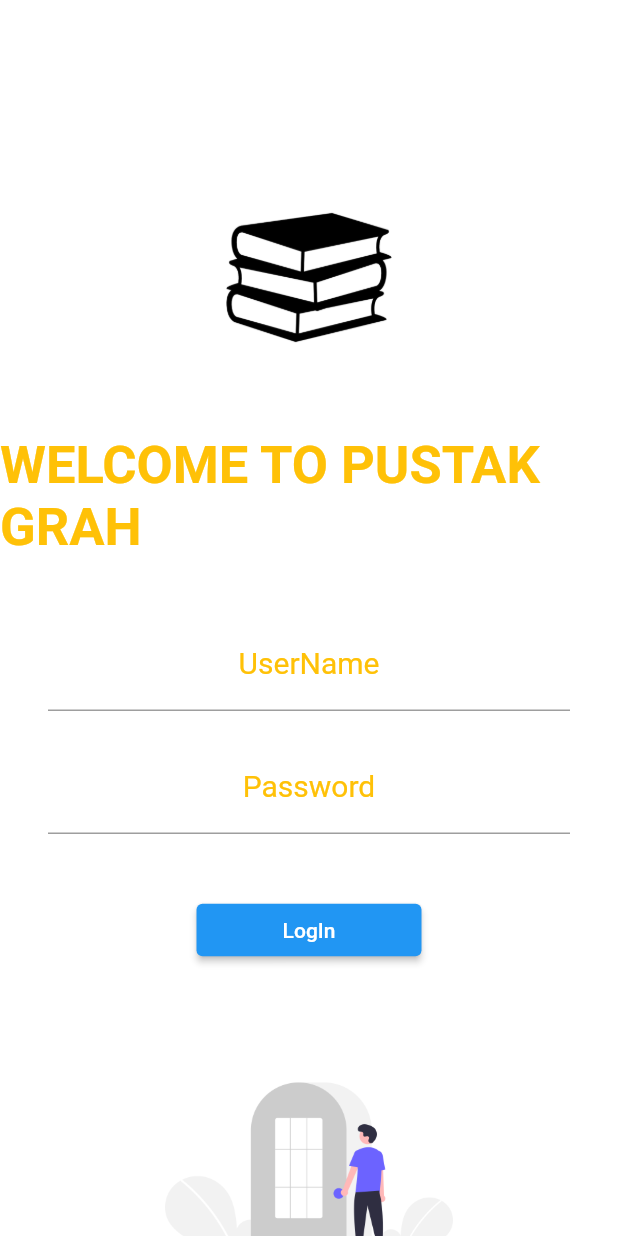
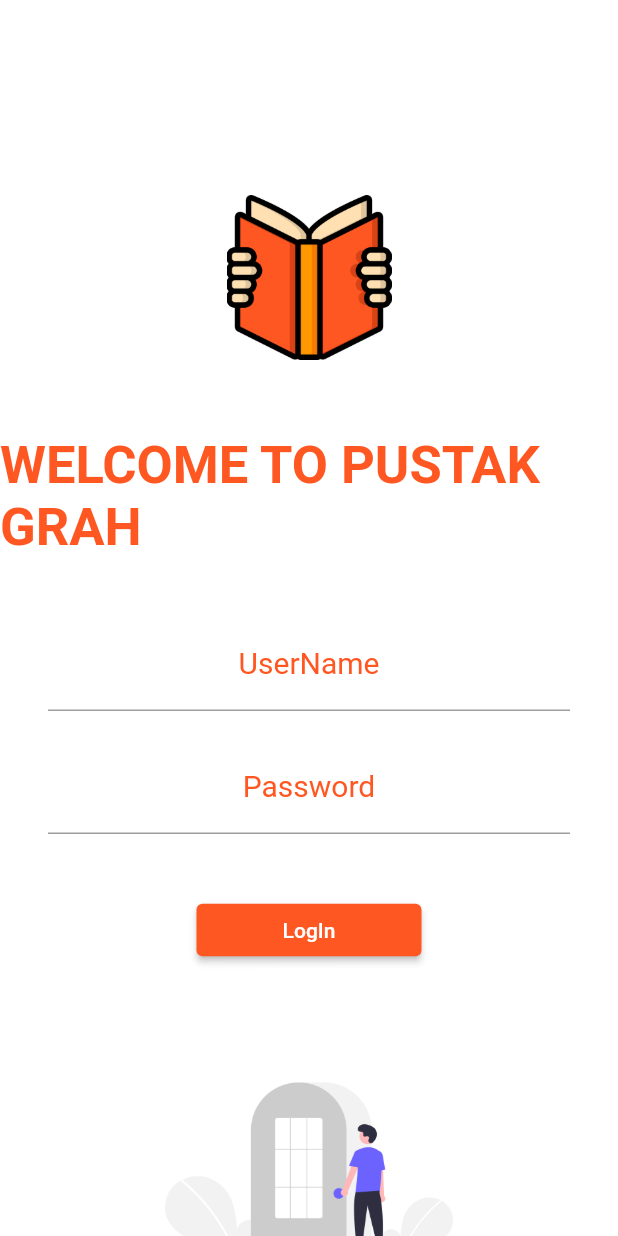
Before and after one commit to Anand6337/flutter_learn_code, a Flutter app: the screen it shows after launch, on a phone screen of 412 x 824 dp. Run offline on Flutter 3.47's test engine with Material 2 defaults, Android fonts, the light colour scheme and no system bars; our stand-ins replace google_fonts; Roboto replaces fonts that are missing (Acme).

Commit message:
"Day 2 Completed"

```diff
--- a/lib/home_page.dart
+++ b/lib/home_page.dart
@@ -9,6 +9,7 @@ class HomePage extends StatelessWidget {
     const String name = "Anand's";
     return  Scaffold(
       appBar: AppBar(
+        backgroundColor: Colors.deepOrange,
         title: Text("Pustak Grah"),
       ),
     body: Center(
@@ -17,7 +18,7 @@ class HomePage extends StatelessWidget {
     ),
     ),
       drawer: const Drawer(
-        backgroundColor: Colors.white,
+        backgroundColor: Colors.deepOrange,
       ),
 
     );
--- a/lib/login_page.dart
+++ b/lib/login_page.dart
@@ -1,3 +1,4 @@
+import 'package:firstflutter_app/utils/routes.dart';
 import 'package:flutter/material.dart';
 
 class loginPage extends StatelessWidget {
@@ -11,14 +12,14 @@ class loginPage extends StatelessWidget {
           mainAxisAlignment: MainAxisAlignment.start,
           children: [
             const SizedBox(height: 130),
-            Image.asset("assets/images/icon_image.png",
+            Image.asset("assets/images/logo.png",
               height: 110,
             ),
             const SizedBox(height: 50),
             const Text("WELCOME TO PUSTAK GRAH",
               style: TextStyle(fontWeight: FontWeight.bold,
                   fontSize: 35,
-                color: Colors.amber,
+                color: Colors.deepOrange,
             ),
             ),
             const SizedBox(height: 20,),
@@ -31,9 +32,9 @@ class loginPage extends StatelessWidget {
                      decoration:
                      const InputDecoration(
                        focusedBorder: UnderlineInputBorder( //For UnderLine Border
-                         borderSide: BorderSide(color: Colors.amber)
+                         borderSide: BorderSide(color: Colors.deepOrange)
                        ),
-                       labelStyle: TextStyle(fontSize: 20,color: Colors.amber),
+                       labelStyle: TextStyle(fontSize: 20,color: Colors.deepOrange),
                        hintStyle: TextStyle(fontSize: 15,color: Colors.black45),
                          hintText: "Enter UserName",
                         label: Center(
@@ -47,9 +48,9 @@ class loginPage extends StatelessWidget {
                      obscureText: true,
                      decoration: const InputDecoration(
                        focusedBorder: UnderlineInputBorder(
-                         borderSide: BorderSide(color: Colors.amber),
+                         borderSide: BorderSide(color: Colors.deepOrange),
                        ),
-                         labelStyle: TextStyle(fontSize: 20,color: Colors.amber),
+                         labelStyle: TextStyle(fontSize: 20,color: Colors.deepOrange),
                          hintStyle: TextStyle(fontSize: 15,color: Colors.black45),
                          hintText: "Enter Password",
                          label: Center(
@@ -59,9 +60,13 @@ class loginPage extends StatelessWidget {
                    ),
                    const SizedBox(height: 40,),
                    ElevatedButton(
-                       onPressed:() {},
-                       child:Text("LogIn",),
-                     style:TextButton.styleFrom(minimumSize: const Size(150, 35)),
+                       onPressed:() {
+                        Navigator.pushNamed(context, MyRoutes.homeRoute);
+                       },
+                     style:
+                     TextButton.styleFrom(minimumSize: const Size(150, 35)),
+                       child:const Text("LogIn",),
+
                    ),
                    const SizedBox(height: 60,),
                    Image.asset("assets/images/login_image.png",
--- a/lib/main.dart
+++ b/lib/main.dart
@@ -1,5 +1,8 @@
+import 'dart:math';
+
 import 'package:firstflutter_app/home_page.dart';
 import 'package:firstflutter_app/login_page.dart';
+import 'package:firstflutter_app/utils/routes.dart';
 import 'package:flutter/material.dart';
 import 'package:google_fonts/google_fonts.dart';
 
@@ -13,14 +16,16 @@ class MyApp extends StatelessWidget
   Widget build(BuildContext context) {
     // TODO: implement build for UI
     return MaterialApp(
-      themeMode: ThemeMode.system,
+      themeMode: ThemeMode.light,
       theme: ThemeData(
         primarySwatch: Colors.blue,
         fontFamily: GoogleFonts.acme().fontFamily,
         // primaryTextTheme: GoogleFonts.latoTextTheme(),
-
+      elevatedButtonTheme: const ElevatedButtonThemeData(
+        style: ButtonStyle(backgroundColor: MaterialStatePropertyAll(Colors.deepOrange)),
+      )
       ),
-
+    debugShowCheckedModeBanner: false,
       darkTheme: ThemeData(
         fontFamily: GoogleFonts.acme().fontFamily,
         // dialogBackgroundColor: Colors.black45,
@@ -28,8 +33,9 @@ class MyApp extends StatelessWidget
       ),
       initialRoute: "/loginPage",
       routes: {
-        "/loginPage":(context) => loginPage(),
-        "/Homepage":(context) => const HomePage(),
+        "/" : (context) => loginPage(),
+        MyRoutes.loginRoute: (context) =>  loginPage(),
+        MyRoutes.homeRoute: (context) =>const HomePage(),
 
       },
 
--- /dev/null
+++ b/lib/utils/routes.dart
@@ -0,0 +1,5 @@
+class MyRoutes
+{
+  static String loginRoute = "/login";
+  static String homeRoute = "/home";
+}
--- a/pubspec.yaml
+++ b/pubspec.yaml
@@ -62,6 +62,7 @@ flutter:
   assets:
       - assets/images/
       - assets/images/icon_image.png
+      - assets/images/logo.png
   #   - images/a_dot_ham.jpeg
 
   # An image asset can refer to one or more resolution-specific "variants", see
```
Also changed, not shown: assets/images/logo.png (added).
